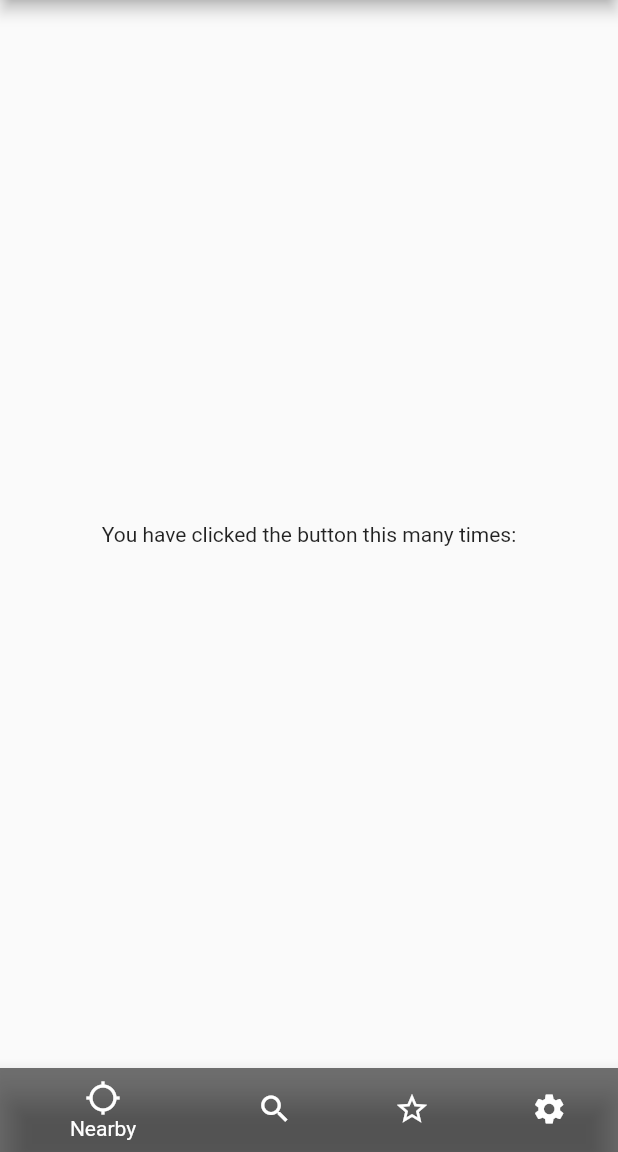
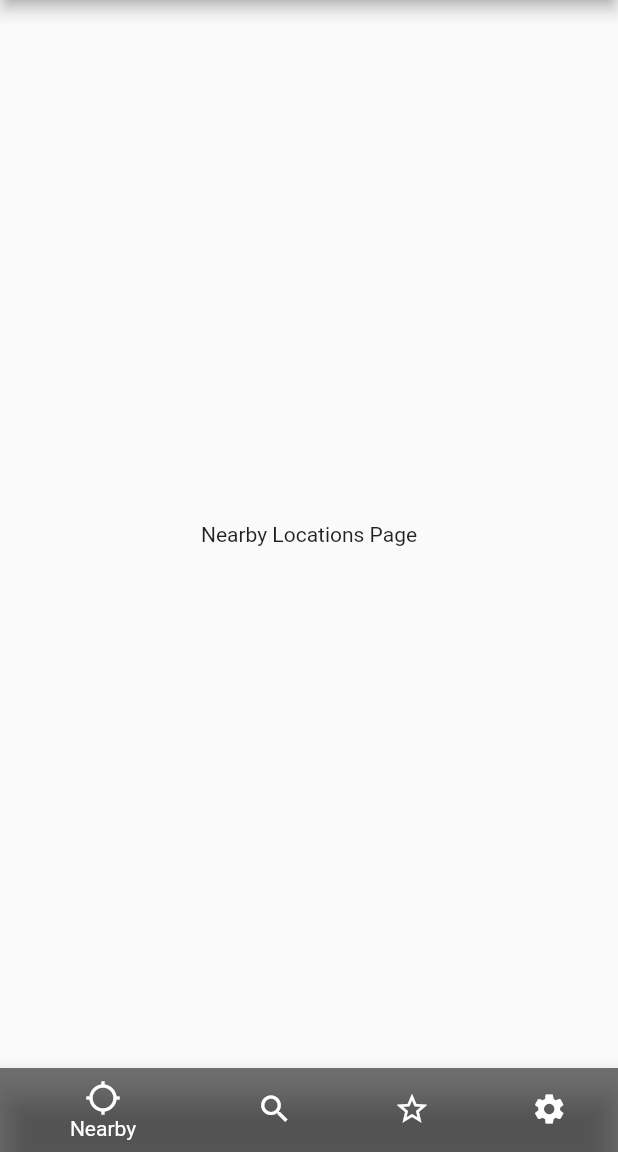
Before and after one commit to Blitzborg/Gon-Park, a Flutter app: the screen it shows after launch, on a phone screen of 412 x 824 dp, the part 84-1236 px from its top. Run offline on Flutter 3.47's test engine with Material 2 defaults, Android fonts, the phone set to English and light mode, and no system bars.

Commit message:
Added the Navigation icons and functionality

```diff
--- a/lib/controllers/homePage.dart
+++ b/lib/controllers/homePage.dart
@@ -1,5 +1,8 @@
 import 'package:flutter/material.dart';
-
+import 'package:parkapp/views/Nearby.dart';
+import 'package:parkapp/views/Bookmarks.dart';
+import 'package:parkapp/views/SearchPage.dart';
+import 'package:parkapp/views/SettingsPage.dart';
 class MyHomePage extends StatefulWidget {
   MyHomePage({Key key, this.title}) : super(key: key);
 
@@ -9,69 +12,39 @@ class MyHomePage extends StatefulWidget {
   _MyHomePageState createState() => _MyHomePageState();
 }
 
+class _MyHomePageState extends State<MyHomePage> {
+  @override
+  final List<Widget> pages = [
+    Nearby(
+          key: PageStorageKey('Nearby'),
+        ),
+    SearchPage(
+          key: PageStorageKey('Search'),
+        ),
+    Bookmarks(
+          key: PageStorageKey('Bookmarks'),
+        ),
+    SettingsPage(
+      key: PageStorageKey('Settings'),
+    ),
+      ];
+      final PageStorageBucket bucket = PageStorageBucket();
+      int _selectedIndex = 0;
 
-class _MyHomePageState extends State<MyHomePage> {
-  // int _counter = 0;
 
-  // void _incrementCounter() {
-  //   setState(() {
-  //     _counter++;
-  //   });
-  // }
-  @override
-  Widget build(BuildContext context) {
-    return Scaffold(
-      appBar: AppBar(
-        title: Text(widget.title),
-        actions: <Widget>[
-          IconButton(icon: Icon(Icons.search), onPressed: () {
-            showSearch(context: context, delegate: DataSearch());
-          })
-        ],
-      ),
-      body: Center(
-        // Center is a layout widget. It takes a single child and positions it
-        // in the middle of the parent.
-        child: Column(
-          // Column is also a layout widget. It takes a list of children and
-          // arranges them vertically. By default, it sizes itself to fit its
-          // children horizontally, and tries to be as tall as its parent.
-          //
-          // Invoke "debug painting" (press "p" in the console, choose the
-          // "Toggle Debug Paint" action from the Flutter Inspector in Android
-          // Studio, or the "Toggle Debug Paint" command in Visual Studio Code)
-          // to see the wireframe for each widget.
-          //
-          // Column has various properties to control how it sizes itself and
-          // how it positions its children. Here we use mainAxisAlignment to
-          // center the children vertically; the main axis here is the vertical
-          // axis because Columns are vertical (the cross axis would be
-          // horizontal).
-          mainAxisAlignment: MainAxisAlignment.center,
-          children: <Widget>[
-            Text(
-              'You have clicked the button this many times:',
-            ),
-            // Text(
-            //   '$_counter',
-            //   style: Theme.of(context).textTheme.display1,
-            // ),
-          ],
-        ),
-      ),
-      bottomNavigationBar: BottomNavigationBar(
-       currentIndex: 0, // this will be set when a new tab is tapped
-
-       items: [
+      Widget _bottomNavigationBar(int selectedIndex) => BottomNavigationBar(
+            onTap: (int index) => setState(() => _selectedIndex = index),
+            currentIndex: selectedIndex,
+            items: const <BottomNavigationBarItem>[
               BottomNavigationBarItem(
                backgroundColor: Colors.black54,
-           icon: new Icon(Icons.location_searching),
-           title: new Text('Nearby')
+               icon: Icon(Icons.location_searching),
+               title: Text('Nearby')
              ),
              BottomNavigationBarItem(
                backgroundColor: Colors.black54,
-           icon: new Icon(Icons.search),
-           title: new Text('Search')
+               icon: Icon(Icons.search),
+               title: Text('Search')
              ),
 
              BottomNavigationBarItem(
@@ -86,14 +59,34 @@ class _MyHomePageState extends State<MyHomePage> {
 
              )
             ],
+          );
+
+
+
+      Widget build(BuildContext context) {
+        return Scaffold(
+          appBar: AppBar(
+            title: Text(widget.title),
+            actions: <Widget>[
+              IconButton(icon: Icon(Icons.search), onPressed: () {
+                showSearch(context: context, delegate: DataSearch());
+              })
+            ],
+          ),
+          bottomNavigationBar: _bottomNavigationBar(_selectedIndex),
+          body: PageStorage(
+            child: pages[_selectedIndex],
+            bucket: bucket,
           ),
         );
       }
     }
 
+    class Search {
+}
+
 
 class DataSearch extends SearchDelegate<String>{
-
   final  places = ['jurong east',
   'buano vista',
   'boon lay'];
@@ -104,7 +97,6 @@ class DataSearch extends SearchDelegate<String>{
       query = "";
     })];
   }
-
   @override
   Widget buildLeading(BuildContext context) {
     // TODO: implement buildLeading
@@ -119,7 +111,6 @@ class DataSearch extends SearchDelegate<String>{
     // TODO: implement buildResults
     return null;
   }
-
   @override
   Widget buildSuggestions(BuildContext context) {
     // TODO: implement buildSuggestions
--- a/lib/views/Bookmarks.dart
+++ b/lib/views/Bookmarks.dart
@@ -2,8 +2,8 @@
 import 'package:flutter/cupertino.dart';
 import 'package:flutter/material.dart';
 
-class FirstPage extends StatelessWidget{
-   const FirstPage({Key key}) : super(key: key);
+class Bookmarks extends StatelessWidget{
+   const Bookmarks({Key key}) : super(key: key);
   @override
   Widget build(BuildContext cntxt){
     return Scaffold(
--- a/lib/views/Nearby.dart
+++ b/lib/views/Nearby.dart
@@ -2,8 +2,8 @@
 import 'package:flutter/cupertino.dart';
 import 'package:flutter/material.dart';
 
-class FirstPage extends StatelessWidget{
-   const FirstPage({Key key}) : super(key: key);
+class Nearby extends StatelessWidget{
+   const Nearby({Key key}) : super(key: key);
   @override
   Widget build(BuildContext cntxt){
     return Scaffold(
--- a/lib/views/Search.dart
+++ b/lib/views/SearchPage.dart
@@ -2,8 +2,8 @@
 import 'package:flutter/cupertino.dart';
 import 'package:flutter/material.dart';
 
-class FirstPage extends StatelessWidget{
-   const FirstPage({Key key}) : super(key: key);
+class SearchPage extends StatelessWidget{
+   const SearchPage({Key key}) : super(key: key);
   @override
   Widget build(BuildContext cntxt){
     return Scaffold(
--- a/lib/views/Settings.dart
+++ b/lib/views/SettingsPage.dart
@@ -2,8 +2,8 @@
 import 'package:flutter/cupertino.dart';
 import 'package:flutter/material.dart';
 
-class FirstPage extends StatelessWidget{
-   const FirstPage({Key key}) : super(key: key);
+class SettingsPage extends StatelessWidget{
+   const SettingsPage({Key key}) : super(key: key);
   @override
   Widget build(BuildContext cntxt){
     return Scaffold(
```
Lines whose indentation alone changed are shown as unchanged.
